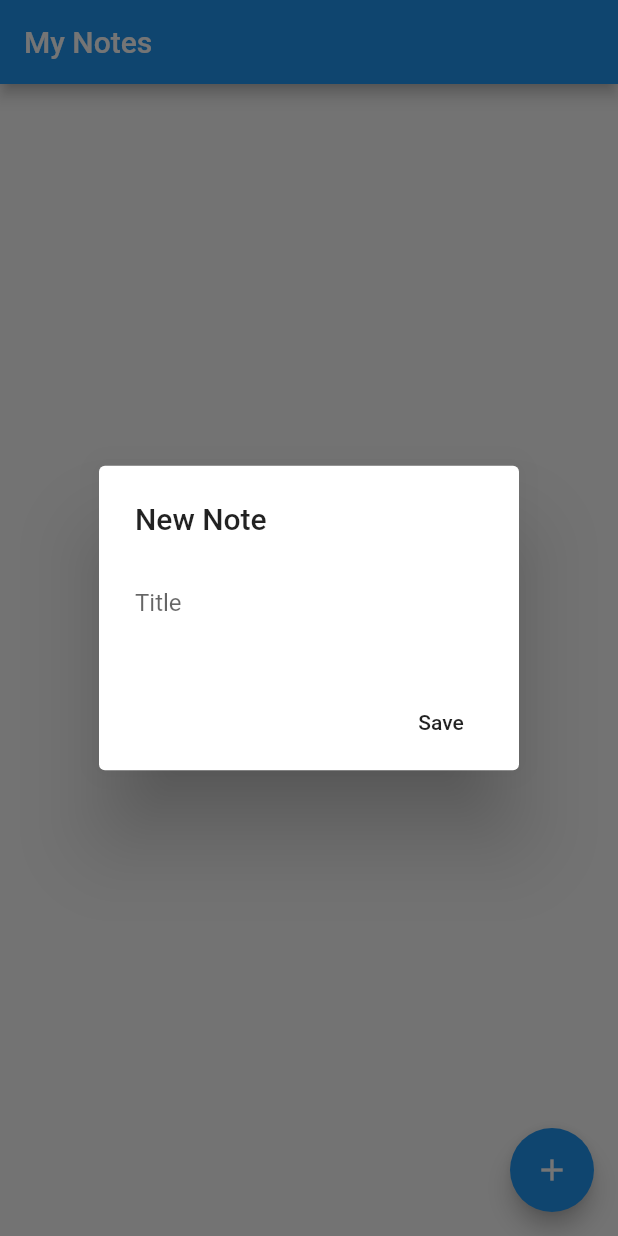
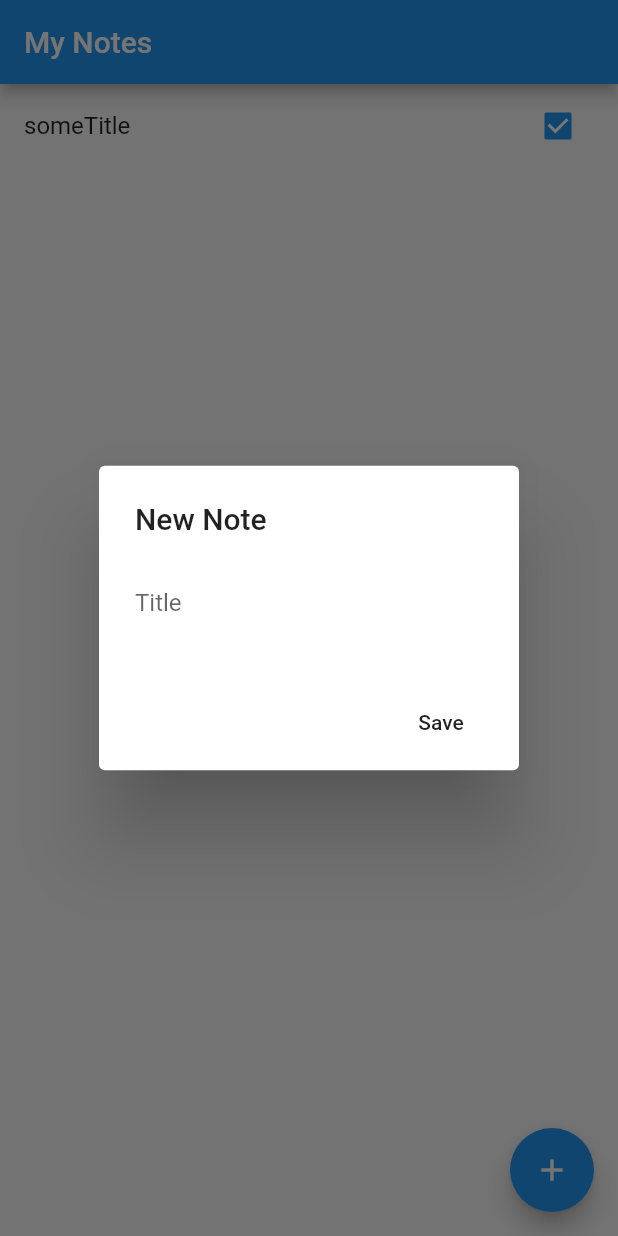
Before and after one commit to adas3000/flutter-note-taking-app, a Flutter app: the screen it shows after launch, after a tap on the "add" icon, on a phone screen of 412 x 824 dp. Run offline on Flutter 3.47's test engine with Material 2 defaults, Android fonts, the phone set to English and light mode, and no system bars; our stand-ins replace sqflite; accounts and stored records are empty.

```diff
--- a/lib/db/Notes.dart
+++ b/lib/db/Notes.dart
@@ -1,8 +1,5 @@
-
-
 import 'dart:io';
 
-import 'package:flutter/cupertino.dart';
 import 'package:path_provider/path_provider.dart';
 import 'package:sqflite/sqflite.dart';
 
@@ -13,89 +10,98 @@ const String columnDone = "done";
 const String columnAddedDateText = "_added_date";
 
 
-class Note{
+class Note {
 
   int id;
   String title;
   String added_date;
   bool done;
 
-  Note({this.id,this.title,this.added_date,this.done});
+  Note({this.id, this.title, this.added_date, this.done});
 
 
-  factory Note.fromMap(Map<String,dynamic>json) => new Note(
-    id:json[columnId],
-    title: json[columnTitle],
-    added_date:json[columnAddedDateText],
-    done:json[columnDone] == 1 ,
-  );
+  factory Note.fromMap(Map<String, dynamic>json) =>
+      new Note(
+        id: json[columnId],
+        title: json[columnTitle],
+        added_date: json[columnAddedDateText],
+        done: json[columnDone] == 1,
+      );
 
-  Map<String,dynamic> toMap() => {
-    columnId:id,
-    columnTitle:title,
-    columnDone:done,
-    columnAddedDateText:added_date
-  };
-
+  Map<String, dynamic> toMap() =>
+      {
+        columnId: id,
+        columnTitle: title,
+        columnDone: done,
+        columnAddedDateText: added_date
+      };
 
 
 }
 
 
-class NotesProvider{
+class NotesProvider {
 
   Database db;
 
-  Future open() async{
-
+  Future open() async {
     Directory documentDir = await getApplicationDocumentsDirectory();
 
-    String path = documentDir.path+"/flutter_note_taking_appDB01.db";
+    String path = documentDir.path + "/flutter_note_taking_appDB01.db";
 
-    db = await openDatabase(path,version: 1,onCreate: (Database db,int version)async{
-        await db.execute('''
+    db = await openDatabase(
+        path, version: 1, onCreate: (Database db, int version) async {
+      await db.execute('''
           create table $tableNotes(
           $columnId integer primary key autoincrement,
           $columnTitle text not null,
           $columnDone integer not null,
           $columnAddedDateText text not null)''');
     });
-
   }
 
-  Future<Note> insert(Note note)async {
-
+  Future<Note> insert(Note note) async {
     String title = note.title;
     bool done = note.done;
     String added_date = note.added_date;
 
     Batch batch = db.batch();
-    batch.insert(tableNotes,{'$columnTitle':'$title','$columnDone':'$done','$columnAddedDateText':'$added_date'});
+    batch.insert(tableNotes, {
+      '$columnTitle': '$title',
+      '$columnDone': '$done',
+      '$columnAddedDateText': '$added_date'
+    });
 
     await batch.commit(noResult: true);
   }
 
-  Future<int> delete(int id)async{
-    return await db.delete(tableNotes,where: '$columnId = ?',whereArgs: [id]);
+  Future<int> delete(int id) async {
+    return await db.delete(tableNotes, where: '$columnId = ?', whereArgs: [id]);
   }
 
   getAllNotes() async {
 
     var res = await db.query(tableNotes);
 
-    List<Note> notes = res.isEmpty ? res.asMap((c) => Note. )
+    List<Note> list = res.isNotEmpty
+        ? res.toList().map((c) => Note.fromMap(c)) : [];
+    return list;
+  }
 
+  Future<List<Note>> get data async{
+    List<Note> list = List();
 
+    Note f_n = Note();
+    f_n.id=1;
+    f_n.done=true;
+    f_n.title="someTitle";
+    f_n.added_date="yesterday";
+    list.add(f_n);
 
-
-
-
+    return list;
   }
 
   Future close() async => db.close();
 
 
-
-
-
 }
--- a/lib/main.dart
+++ b/lib/main.dart
@@ -1,4 +1,5 @@
 import 'package:flutter/material.dart';
+import 'package:flutter_note_taking_app/db/Notes.dart';
 import 'package:sqflite/sqflite.dart';
 
 void main() => runApp(MyApp());
@@ -40,18 +41,34 @@ class _MyHomePage extends State<MyHomePage> {
       floatingActionButton: FloatingActionButton(
         onPressed: () {
           _showAddNoteDialog();
-          //Navigator.push(context, MaterialPageRoute(builder: (context)=>AddPage()));
         },
         tooltip: 'add note',
         child: Icon(Icons.add),
       ),
+      body: FutureBuilder<List<Note>>(
+        future: NotesProvider().data,
+        builder: (BuildContext context, AsyncSnapshot<List<Note>>snapshot) {
+          if (snapshot.hasData) {
+            return ListView.builder(itemCount: snapshot.data.length,
+              itemBuilder: (BuildContext context, int index) {
+                Note note = snapshot.data[index];
+                return ListTile(
+                  title: Text(note.title),
+                  trailing: Checkbox(
+                    onChanged: (bool value) {
+                      setState(() {});
+                    },
+                    value: note.done,
+                  ),
+                );
+              },
+            );
+          }
+        },
+      ),
     );
   }
 
-  void _inputDataInDb(String note){
-//      var databasesPath = await getDatabasesPath();
-
-  }
 
   void _showAddNoteDialog() {
     showDialog(
@@ -72,10 +89,8 @@ class _MyHomePage extends State<MyHomePage> {
               FlatButton(
                 child: Text("Save"),
                 onPressed: () {
-
                   String note = textController.text;
 
-                  _inputDataInDb(note);
 
                   Navigator.of(context).pop();
                 },
@@ -84,10 +99,6 @@ class _MyHomePage extends State<MyHomePage> {
           );
         }
     );
-
-
-
-
   }
 
 
```
